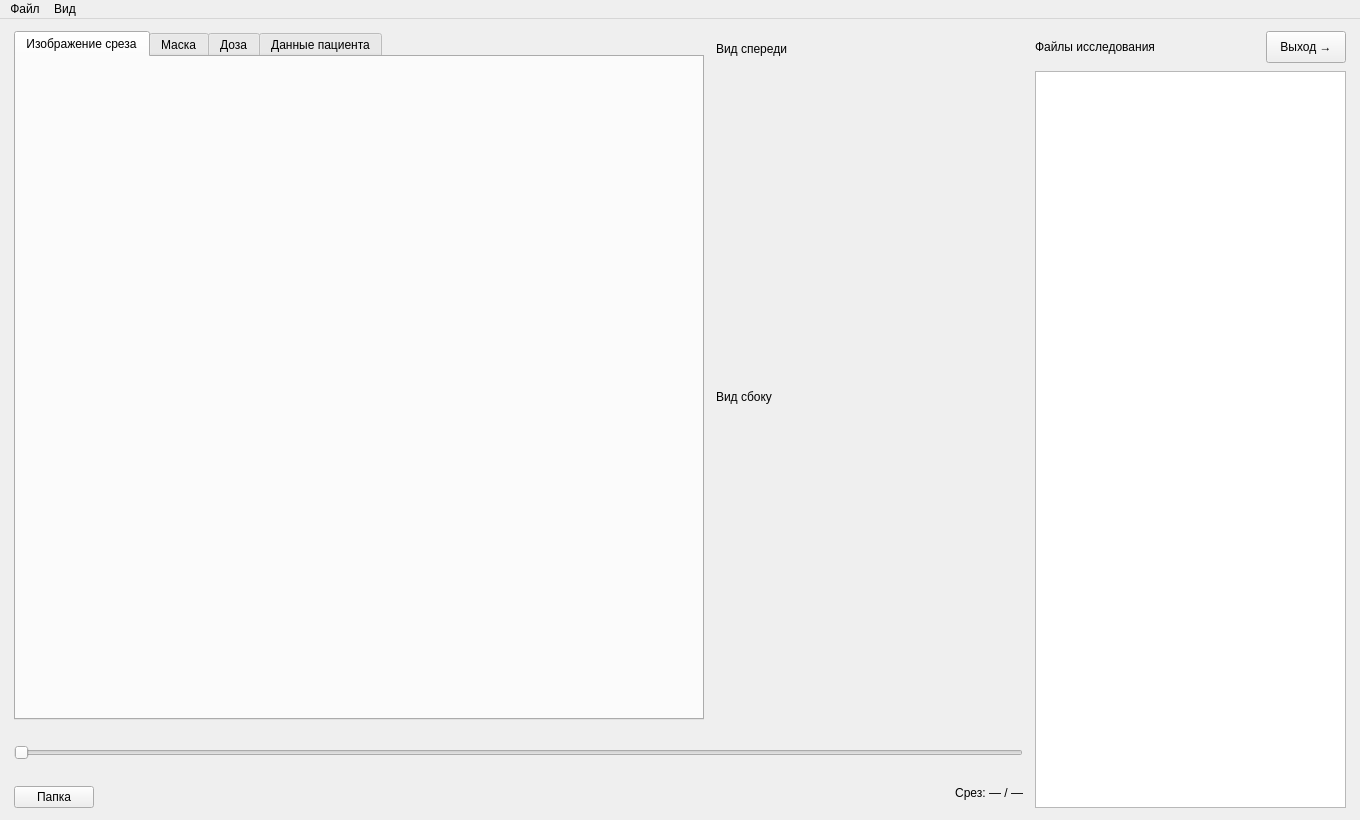
Before: the Qt Designer form ui/main.ui in alfestary-tech/medProject, drawn with Qt 5.
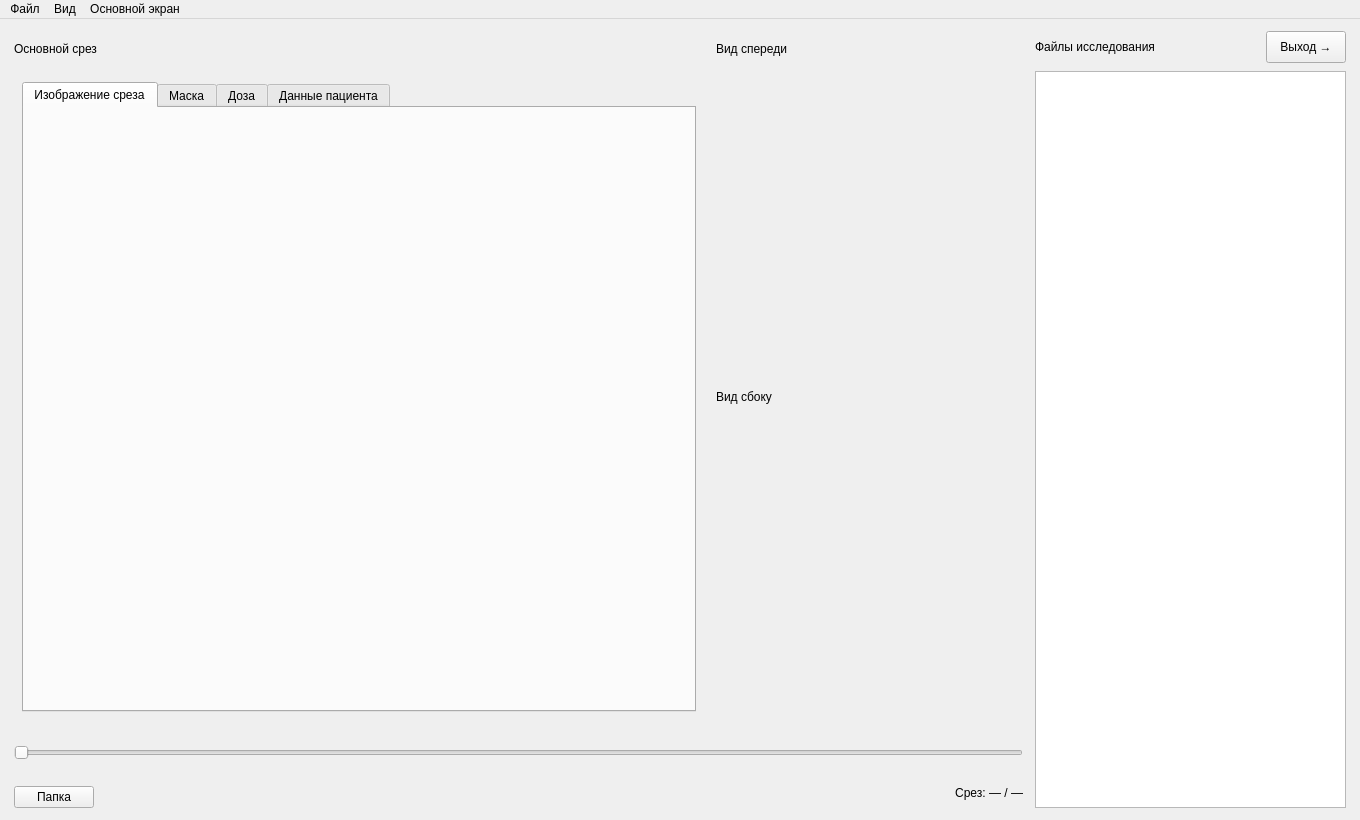
After: the same form once the commit is applied.

```diff
--- a/ui/main.ui
+++ b/ui/main.ui
@@ -41,6 +41,39 @@
          <number>12</number>
         </property>
         <item>
+         <layout class="QVBoxLayout" name="mainViewColumn" stretch="0,1">
+          <property name="spacing">
+           <number>8</number>
+          </property>
+          <item>
+           <widget class="QLabel" name="mainViewHeader">
+            <property name="minimumSize">
+             <size>
+              <width>0</width>
+              <height>35</height>
+             </size>
+            </property>
+            <property name="text">
+             <string>Основной срез</string>
+            </property>
+           </widget>
+          </item>
+          <item>
+           <widget class="QFrame" name="mainViewFrame">
+            <layout class="QVBoxLayout" name="mainViewLayout">
+             <property name="leftMargin">
+              <number>8</number>
+             </property>
+             <property name="topMargin">
+              <number>8</number>
+             </property>
+             <property name="rightMargin">
+              <number>8</number>
+             </property>
+             <property name="bottomMargin">
+              <number>8</number>
+             </property>
+             <item>
          <widget class="QTabWidget" name="windowList">
           <property name="minimumSize">
            <size>
@@ -336,6 +369,11 @@
            </layout>
           </widget>
          </widget>
+             </item>
+            </layout>
+           </widget>
+          </item>
+         </layout>
         </item>
         <item>
          <layout class="QVBoxLayout" name="sideViewsLayout" stretch="0,1,0,1">
@@ -539,8 +577,17 @@
     <addaction name="actionRepeatView" />
     <addaction name="actionConstantView" />
    </widget>
+   <widget class="QMenu" name="menuMainScreen">
+    <property name="title">
+     <string>Основной экран</string>
+    </property>
+    <addaction name="actionMainSlice" />
+    <addaction name="actionSideSlice" />
+    <addaction name="actionFrontSlice" />
+   </widget>
    <addaction name="menuFile" />
    <addaction name="menuView" />
+   <addaction name="menuMainScreen" />
   </widget>
   <action name="actionOpenFolder">
    <property name="text">
```
Left out of the diff: 15 changed lines with no effect on the pictures.
